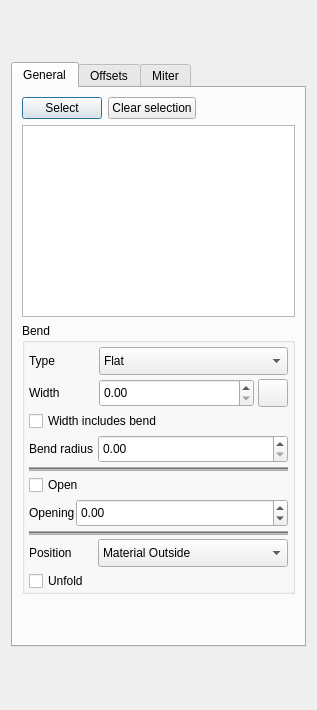
Old version of the form Resources/panels/HemParameters.ui in the repository shaise/FreeCAD_SheetMetal.
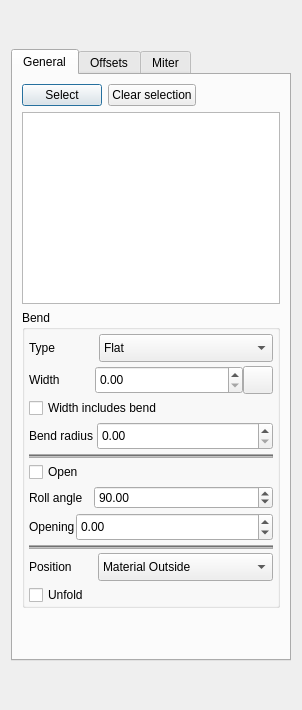
New version of the form. Icons and pictures are not drawn. Custom widgets are drawn as their Qt base class.

Commit message: added missing angle field in task panel. hide fields based on selection

```diff
--- a/Resources/panels/HemParameters.ui
+++ b/Resources/panels/HemParameters.ui
@@ -6,7 +6,7 @@
    <rect>
     <x>0</x>
     <y>0</y>
-    <width>317</width>
+    <width>302</width>
     <height>710</height>
    </rect>
   </property>
@@ -174,127 +174,118 @@
           <property name="verticalSpacing">
            <number>4</number>
           </property>
-          <item row="0" column="1" colspan="3">
-           <layout class="QHBoxLayout" name="hemTypeLayout">
-            <item>
-             <widget class="QLabel" name="labelLengthMode">
-              <property name="sizePolicy">
-               <sizepolicy hsizetype="Maximum" vsizetype="Preferred">
-                <horstretch>0</horstretch>
-                <verstretch>0</verstretch>
-               </sizepolicy>
-              </property>
-              <property name="minimumSize">
-               <size>
-                <width>70</width>
-                <height>0</height>
-               </size>
-              </property>
-              <property name="baseSize">
-               <size>
-                <width>0</width>
-                <height>0</height>
-               </size>
-              </property>
-              <property name="text">
-               <string>Type</string>
-              </property>
-             </widget>
-            </item>
-            <item>
-             <widget class="QComboBox" name="HemType">
-              <property name="sizePolicy">
-               <sizepolicy hsizetype="Preferred" vsizetype="Fixed">
-                <horstretch>0</horstretch>
-                <verstretch>0</verstretch>
-               </sizepolicy>
-              </property>
-              <property name="minimumSize">
-               <size>
-                <width>0</width>
-                <height>28</height>
-               </size>
-              </property>
-              <property name="maximumSize">
-               <size>
-                <width>16777215</width>
-                <height>28</height>
-               </size>
-              </property>
-              <property name="sizeIncrement">
-               <size>
-                <width>0</width>
-                <height>0</height>
-               </size>
-              </property>
-              <property name="baseSize">
-               <size>
-                <width>0</width>
-                <height>28</height>
-               </size>
-              </property>
-              <property name="font">
-               <font>
-                <pointsize>9</pointsize>
-               </font>
-              </property>
-              <property name="currentIndex">
-               <number>0</number>
-              </property>
-              <property name="sizeAdjustPolicy">
-               <enum>QComboBox::SizeAdjustPolicy::AdjustToContentsOnFirstShow</enum>
-              </property>
-              <property name="iconSize">
-               <size>
-                <width>28</width>
-                <height>28</height>
-               </size>
-              </property>
-              <item>
-               <property name="text">
-                <string>Flat</string>
+          <item row="1" column="1" colspan="2">
+           <widget class="QWidget" name="widthGroup" native="true">
+            <layout class="QHBoxLayout" name="widthLayout">
+             <property name="spacing">
+              <number>0</number>
+             </property>
+             <property name="leftMargin">
+              <number>0</number>
+             </property>
+             <property name="topMargin">
+              <number>0</number>
+             </property>
+             <property name="rightMargin">
+              <number>0</number>
+             </property>
+             <property name="bottomMargin">
+              <number>0</number>
+             </property>
+             <item>
+              <widget class="QLabel" name="labelWidth">
+               <property name="sizePolicy">
+                <sizepolicy hsizetype="Maximum" vsizetype="Preferred">
+                 <horstretch>0</horstretch>
+                 <verstretch>0</verstretch>
+                </sizepolicy>
                </property>
-               <property name="icon">
-                <iconset>
-                 <normalon>Icons:SMHem_flat.svg</normalon>
-                </iconset>
+               <property name="minimumSize">
+                <size>
+                 <width>66</width>
+                 <height>0</height>
+                </size>
                </property>
-              </item>
-              <item>
                <property name="text">
-                <string>Open</string>
+                <string>Width</string>
                </property>
-               <property name="icon">
-                <iconset>
-                 <normalon>Icons:SMHem_open.svg</normalon>
-                </iconset>
+              </widget>
+             </item>
+             <item>
+              <widget class="Gui::QuantitySpinBox" name="SpinWidth">
+               <property name="sizePolicy">
+                <sizepolicy hsizetype="Preferred" vsizetype="Preferred">
+                 <horstretch>0</horstretch>
+                 <verstretch>0</verstretch>
+                </sizepolicy>
                </property>
-              </item>
-              <item>
-               <property name="text">
-                <string>Tear Drop</string>
+               <property name="minimum">
+                <double>0.000000000000000</double>
                </property>
                <property name="icon">
                 <iconset>
                  <normalon>Icons:SMHem_tear.svg</normalon>
                 </iconset>
                </property>
-              </item>
-              <item>
+              </widget>
+             </item>
+             <item>
+              <widget class="QPushButton" name="buttRevHem">
+               <property name="sizePolicy">
+                <sizepolicy hsizetype="Fixed" vsizetype="Fixed">
+                 <horstretch>0</horstretch>
+                 <verstretch>0</verstretch>
+                </sizepolicy>
+               </property>
+               <property name="minimumSize">
+                <size>
+                 <width>32</width>
+                 <height>28</height>
+                </size>
+               </property>
+               <property name="maximumSize">
+                <size>
+                 <width>28</width>
+                 <height>28</height>
+                </size>
+               </property>
+               <property name="baseSize">
+                <size>
+                 <width>28</width>
+                 <height>28</height>
+                </size>
+               </property>
+               <property name="toolTip">
+                <string>Reverse the wall</string>
+               </property>
+               <property name="styleSheet">
+                <string notr="true">margin: 0px;
+padding: 0px;
+min-width: 28px;</string>
+               </property>
                <property name="text">
-                <string>Rolled</string>
+                <string/>
                </property>
                <property name="icon">
                 <iconset>
                  <normalon>Icons:SMHem_rolled.svg</normalon>
                 </iconset>
                </property>
-              </item>
-             </widget>
-            </item>
-           </layout>
+               <property name="iconSize">
+                <size>
+                 <width>24</width>
+                 <height>24</height>
+                </size>
+               </property>
+               <property name="checkable">
+                <bool>true</bool>
+               </property>
+              </widget>
+             </item>
+            </layout>
+           </widget>
           </item>
-          <item row="10" column="1" colspan="3">
+          <item row="11" column="1" colspan="2">
            <widget class="QFrame" name="hemPositionGroup">
             <property name="sizePolicy">
              <sizepolicy hsizetype="Preferred" vsizetype="Maximum">
@@ -435,13 +426,10 @@
             </layout>
            </widget>
           </item>
-          <item row="4" column="1" colspan="3">
-           <layout class="QHBoxLayout" name="radiusLayout">
-            <property name="spacing">
-             <number>1</number>
-            </property>
+          <item row="0" column="1" colspan="2">
+           <layout class="QHBoxLayout" name="hemTypeLayout">
             <item>
-             <widget class="QLabel" name="labelBendRadius">
+             <widget class="QLabel" name="labelLengthMode">
               <property name="sizePolicy">
                <sizepolicy hsizetype="Maximum" vsizetype="Preferred">
                 <horstretch>0</horstretch>
@@ -450,8 +438,8 @@
               </property>
               <property name="minimumSize">
                <size>
-                <width>68</width>
-                <height>28</height>
+                <width>70</width>
+                <height>0</height>
                </size>
               </property>
               <property name="baseSize">
@@ -461,28 +449,164 @@
                </size>
               </property>
               <property name="text">
-               <string>Bend radius</string>
+               <string>Type</string>
               </property>
              </widget>
             </item>
             <item>
-             <widget class="Gui::QuantitySpinBox" name="SpinRadius">
+             <widget class="QComboBox" name="HemType">
               <property name="sizePolicy">
-               <sizepolicy hsizetype="Preferred" vsizetype="Preferred">
+               <sizepolicy hsizetype="Preferred" vsizetype="Fixed">
                 <horstretch>0</horstretch>
                 <verstretch>0</verstretch>
                </sizepolicy>
               </property>
-              <property name="minimum">
-               <double>0.000000000000000</double>
+              <property name="minimumSize">
+               <size>
+                <width>0</width>
+                <height>28</height>
+               </size>
               </property>
-              <property name="unit" stdset="0">
-               <string notr="true">mm</string>
+              <property name="maximumSize">
+               <size>
+                <width>16777215</width>
+                <height>28</height>
+               </size>
               </property>
+              <property name="sizeIncrement">
+               <size>
+                <width>0</width>
+                <height>0</height>
+               </size>
+              </property>
+              <property name="baseSize">
+               <size>
+                <width>0</width>
+                <height>28</height>
+               </size>
+              </property>
+              <property name="font">
+               <font>
+                <pointsize>9</pointsize>
+               </font>
+              </property>
+              <property name="currentIndex">
+               <number>0</number>
+              </property>
+              <property name="sizeAdjustPolicy">
+               <enum>QComboBox::SizeAdjustPolicy::AdjustToContentsOnFirstShow</enum>
+              </property>
+              <property name="iconSize">
+               <size>
+                <width>28</width>
+                <height>28</height>
+               </size>
+              </property>
+              <item>
+               <property name="text">
+                <string>Flat</string>
+               </property>
+               <property name="icon">
+                <iconset>
+                 <normalon>Icons:SMHem_flat.svg</normalon>
+                </iconset>
+               </property>
+              </item>
+              <item>
+               <property name="text">
+                <string>Open</string>
+               </property>
+               <property name="icon">
+                <iconset>
+                 <normalon>Icons:SMHem_open.svg</normalon>
+                </iconset>
+               </property>
+              </item>
+              <item>
+               <property name="text">
+                <string>Tear Drop</string>
+               </property>
+               <property name="icon">
+                <iconset>
+                 <normalon>Icons:SMHem_tear.svg</normalon>
+                </iconset>
+               </property>
+              </item>
+              <item>
+               <property name="text">
+                <string>Rolled</string>
+               </property>
+               <property name="icon">
+                <iconset>
+                 <normalon>Icons:SMHem_rolled.svg</normalon>
+                </iconset>
+               </property>
+              </item>
              </widget>
             </item>
            </layout>
           </item>
+          <item row="12" column="1">
+           <widget class="QCheckBox" name="UnfoldCheckbox">
+            <property name="text">
+             <string>Unfold</string>
+            </property>
+           </widget>
+          </item>
+          <item row="10" column="1" colspan="2">
+           <widget class="QFrame" name="horizLineWallPos">
+            <property name="sizePolicy">
+             <sizepolicy hsizetype="Preferred" vsizetype="Maximum">
+              <horstretch>0</horstretch>
+              <verstretch>0</verstretch>
+             </sizepolicy>
+            </property>
+            <property name="minimumSize">
+             <size>
+              <width>0</width>
+              <height>1</height>
+             </size>
+            </property>
+            <property name="sizeIncrement">
+             <size>
+              <width>0</width>
+              <height>1</height>
+             </size>
+            </property>
+            <property name="baseSize">
+             <size>
+              <width>0</width>
+              <height>1</height>
+             </size>
+            </property>
+            <property name="styleSheet">
+             <string notr="true">background-color: rgb(170, 170, 170);</string>
+            </property>
+            <property name="frameShape">
+             <enum>QFrame::Shape::HLine</enum>
+            </property>
+            <property name="frameShadow">
+             <enum>QFrame::Shadow::Sunken</enum>
+            </property>
+            <layout class="QVBoxLayout" name="horizLine02">
+             <property name="spacing">
+              <number>0</number>
+             </property>
+             <property name="leftMargin">
+              <number>0</number>
+             </property>
+             <property name="topMargin">
+              <number>0</number>
+             </property>
+             <property name="rightMargin">
+              <number>0</number>
+             </property>
+             <property name="bottomMargin">
+              <number>0</number>
+             </property>
+            </layout>
+           </widget>
+          </item>
           <item row="3" column="1">
            <widget class="QCheckBox" name="checkIncludeBend">
             <property name="text">
@@ -490,103 +614,78 @@
             </property>
            </widget>
           </item>
-          <item row="1" column="1" colspan="3">
-           <layout class="QHBoxLayout" name="lengthLayout">
-            <property name="spacing">
-             <number>4</number>
+          <item row="7" column="1">
+           <widget class="QCheckBox" name="checkOpen">
+            <property name="text">
+             <string>Open</string>
             </property>
-            <item>
-             <widget class="QLabel" name="labelWidth">
-              <property name="sizePolicy">
-               <sizepolicy hsizetype="Maximum" vsizetype="Preferred">
-                <horstretch>0</horstretch>
-                <verstretch>0</verstretch>
-               </sizepolicy>
-              </property>
-              <property name="minimumSize">
-               <size>
-                <width>66</width>
-                <height>0</height>
-               </size>
-              </property>
-              <property name="text">
-               <string>Width</string>
-              </property>
-             </widget>
-            </item>
-            <item>
-             <widget class="Gui::QuantitySpinBox" name="SpinWidth">
-              <property name="sizePolicy">
-               <sizepolicy hsizetype="Preferred" vsizetype="Preferred">
-                <horstretch>0</horstretch>
-                <verstretch>0</verstretch>
-               </sizepolicy>
-              </property>
-              <property name="minimum">
-               <double>0.000000000000000</double>
-              </property>
-              <property name="unit" stdset="0">
-               <string notr="true">mm</string>
-              </property>
-             </widget>
-            </item>
-            <item>
-             <widget class="QPushButton" name="buttRevHem">
-              <property name="sizePolicy">
-               <sizepolicy hsizetype="Fixed" vsizetype="Fixed">
-                <horstretch>0</horstretch>
-                <verstretch>0</verstretch>
-               </sizepolicy>
-              </property>
-              <property name="minimumSize">
-               <size>
-                <width>32</width>
-                <height>28</height>
-               </size>
-              </property>
-              <property name="maximumSize">
-               <size>
-                <width>28</width>
-                <height>28</height>
-               </size>
-              </property>
-              <property name="baseSize">
-               <size>
-                <width>28</width>
-                <height>28</height>
-               </size>
-              </property>
-              <property name="toolTip">
-               <string>Reverse the wall</string>
-              </property>
-              <property name="styleSheet">
-               <string notr="true">margin: 0px;
-padding: 0px;
-min-width: 28px;</string>
-              </property>
-              <property name="text">
-               <string/>
-              </property>
-              <property name="icon">
-               <iconset>
-                <normaloff>Icons:Invert_On.svg</normaloff>
-                <normalon>Icons:Invert_Off.svg</normalon>Icons:Invert_On.svg</iconset>
-              </property>
-              <property name="iconSize">
-               <size>
-                <width>24</width>
-                <height>24</height>
-               </size>
-              </property>
-              <property name="checkable">
-               <bool>true</bool>
-              </property>
-             </widget>
-            </item>
-           </layout>
+           </widget>
           </item>
-          <item row="8" column="1" colspan="3">
-           <widget class="QWidget" name="angleGroup" native="true">
+          <item row="6" column="1" colspan="2">
+           <widget class="QFrame" name="horizLineBendAng">
+            <property name="sizePolicy">
+             <sizepolicy hsizetype="Preferred" vsizetype="Maximum">
+              <horstretch>0</horstretch>
+              <verstretch>0</verstretch>
+             </sizepolicy>
+            </property>
+            <property name="minimumSize">
+             <size>
+              <width>0</width>
+              <height>1</height>
+             </size>
+            </property>
+            <property name="sizeIncrement">
+             <size>
+              <width>0</width>
+              <height>1</height>
+             </size>
+            </property>
+            <property name="baseSize">
+             <size>
+              <width>0</width>
+              <height>1</height>
+             </size>
+            </property>
+            <property name="autoFillBackground">
+             <bool>false</bool>
+            </property>
+            <property name="styleSheet">
+             <string notr="true">background-color: rgb(170, 170, 170);</string>
+            </property>
+            <property name="frameShape">
+             <enum>QFrame::Shape::HLine</enum>
+            </property>
+            <property name="frameShadow">
+             <enum>QFrame::Shadow::Sunken</enum>
+            </property>
+            <property name="lineWidth">
+             <number>1</number>
+            </property>
+            <property name="midLineWidth">
+             <number>0</number>
+            </property>
+            <layout class="QVBoxLayout" name="verticalLayout_6">
+             <property name="spacing">
+              <number>0</number>
+             </property>
+             <property name="leftMargin">
+              <number>0</number>
+             </property>
+             <property name="topMargin">
+              <number>0</number>
+             </property>
+             <property name="rightMargin">
+              <number>0</number>
+             </property>
+             <property name="bottomMargin">
+              <number>0</number>
+             </property>
+            </layout>
+           </widget>
+          </item>
+          <item row="9" column="1" colspan="2">
+           <widget class="QWidget" name="openingGroup" native="true">
             <property name="sizePolicy">
              <sizepolicy hsizetype="Preferred" vsizetype="Maximum">
               <horstretch>0</horstretch>
@@ -690,42 +789,9 @@
             </layout>
            </widget>
           </item>
-          <item row="9" column="1" colspan="3">
-           <widget class="QFrame" name="horizLineWallPos">
-            <property name="sizePolicy">
-             <sizepolicy hsizetype="Preferred" vsizetype="Maximum">
-              <horstretch>0</horstretch>
-              <verstretch>0</verstretch>
-             </sizepolicy>
-            </property>
-            <property name="minimumSize">
-             <size>
-              <width>0</width>
-              <height>1</height>
-             </size>
-            </property>
-            <property name="sizeIncrement">
-             <size>
-              <width>0</width>
-              <height>1</height>
-             </size>
-            </property>
-            <property name="baseSize">
-             <size>
-              <width>0</width>
-              <height>1</height>
-             </size>
-            </property>
-            <property name="styleSheet">
-             <string notr="true">background-color: rgb(170, 170, 170);</string>
-            </property>
-            <property name="frameShape">
-             <enum>QFrame::Shape::HLine</enum>
-            </property>
-            <property name="frameShadow">
-             <enum>QFrame::Shadow::Sunken</enum>
-            </property>
-            <layout class="QVBoxLayout" name="horizLine02">
+          <item row="4" column="1" colspan="2">
+           <widget class="QWidget" name="radiusGroup" native="true">
+            <layout class="QHBoxLayout" name="radiusLayout">
              <property name="spacing">
               <number>0</number>
              </property>
@@ -741,54 +807,53 @@
              <property name="bottomMargin">
               <number>0</number>
              </property>
+             <item>
+              <widget class="QLabel" name="labelBendRadius">
+               <property name="sizePolicy">
+                <sizepolicy hsizetype="Maximum" vsizetype="Preferred">
+                 <horstretch>0</horstretch>
+                 <verstretch>0</verstretch>
+                </sizepolicy>
+               </property>
+               <property name="minimumSize">
+                <size>
+                 <width>68</width>
+                 <height>28</height>
+                </size>
+               </property>
+               <property name="baseSize">
+                <size>
+                 <width>0</width>
+                 <height>28</height>
+                </size>
+               </property>
+               <property name="text">
+                <string>Bend radius</string>
+               </property>
+              </widget>
+             </item>
+             <item>
+              <widget class="Gui::QuantitySpinBox" name="SpinRadius">
+               <property name="sizePolicy">
+                <sizepolicy hsizetype="Preferred" vsizetype="Preferred">
+                 <horstretch>0</horstretch>
+                 <verstretch>0</verstretch>
+                </sizepolicy>
+               </property>
+               <property name="minimum">
+                <double>0.000000000000000</double>
+               </property>
+               <property name="unit" stdset="0">
+                <string notr="true">mm</string>
+               </property>
+              </widget>
+             </item>
             </layout>
            </widget>
           </item>
-          <item row="6" column="1" colspan="3">
-           <widget class="QFrame" name="horizLineBendAng">
-            <property name="sizePolicy">
-             <sizepolicy hsizetype="Preferred" vsizetype="Maximum">
-              <horstretch>0</horstretch>
-              <verstretch>0</verstretch>
-             </sizepolicy>
-            </property>
-            <property name="minimumSize">
-             <size>
-              <width>0</width>
-              <height>1</height>
-             </size>
-            </property>
-            <property name="sizeIncrement">
-             <size>
-              <width>0</width>
-              <height>1</height>
-             </size>
-            </property>
-            <property name="baseSize">
-             <size>
-              <width>0</width>
-              <height>1</height>
-             </size>
-            </property>
-            <property name="autoFillBackground">
-             <bool>false</bool>
-            </property>
-            <property name="styleSheet">
-             <string notr="true">background-color: rgb(170, 170, 170);</string>
-            </property>
-            <property name="frameShape">
-             <enum>QFrame::Shape::HLine</enum>
-            </property>
-            <property name="frameShadow">
-             <enum>QFrame::Shadow::Sunken</enum>
-            </property>
-            <property name="lineWidth">
-             <number>1</number>
-            </property>
-            <property name="midLineWidth">
-             <number>0</number>
-            </property>
-            <layout class="QVBoxLayout" name="verticalLayout_6">
+          <item row="8" column="1" colspan="2">
+           <widget class="QWidget" name="angleGroup" native="true">
+            <layout class="QHBoxLayout" name="angleLayout">
              <property name="spacing">
               <number>0</number>
              </property>
@@ -804,23 +869,50 @@
              <property name="bottomMargin">
               <number>0</number>
              </property>
+             <item>
+              <widget class="QLabel" name="labelRollAng">
+               <property name="sizePolicy">
+                <sizepolicy hsizetype="Maximum" vsizetype="Preferred">
+                 <horstretch>0</horstretch>
+                 <verstretch>0</verstretch>
+                </sizepolicy>
+               </property>
+               <property name="minimumSize">
+                <size>
+                 <width>65</width>
+                 <height>0</height>
+                </size>
+               </property>
+               <property name="text">
+                <string>Roll angle</string>
+               </property>
+              </widget>
+             </item>
+             <item>
+              <widget class="Gui::QuantitySpinBox" name="SpinAngle">
+               <property name="sizePolicy">
+                <sizepolicy hsizetype="Preferred" vsizetype="Preferred">
+                 <horstretch>0</horstretch>
+                 <verstretch>0</verstretch>
+                </sizepolicy>
+               </property>
+               <property name="minimum">
+                <double>-360.000000000000000</double>
+               </property>
+               <property name="maximum">
+                <double>360.000000000000000</double>
+               </property>
+               <property name="value">
+                <double>90.000000000000000</double>
+               </property>
+               <property name="unit" stdset="0">
+                <string notr="true">deg</string>
+               </property>
+              </widget>
+             </item>
             </layout>
            </widget>
           </item>
-          <item row="7" column="1">
-           <widget class="QCheckBox" name="checkOpen">
-            <property name="text">
-             <string>Open</string>
-            </property>
-           </widget>
-          </item>
-          <item row="11" column="1">
-           <widget class="QCheckBox" name="UnfoldCheckbox">
-            <property name="text">
-             <string>Unfold</string>
-            </property>
-           </widget>
-          </item>
          </layout>
         </widget>
        </item>
```
Left out of the diff: 12 changed lines with no effect on the pictures. The commit also changes 1 other file.
